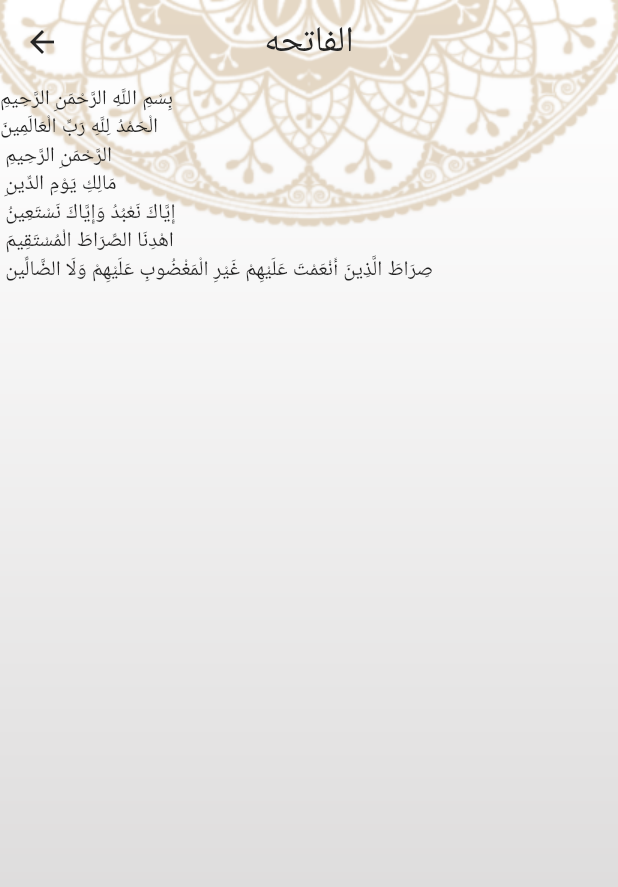
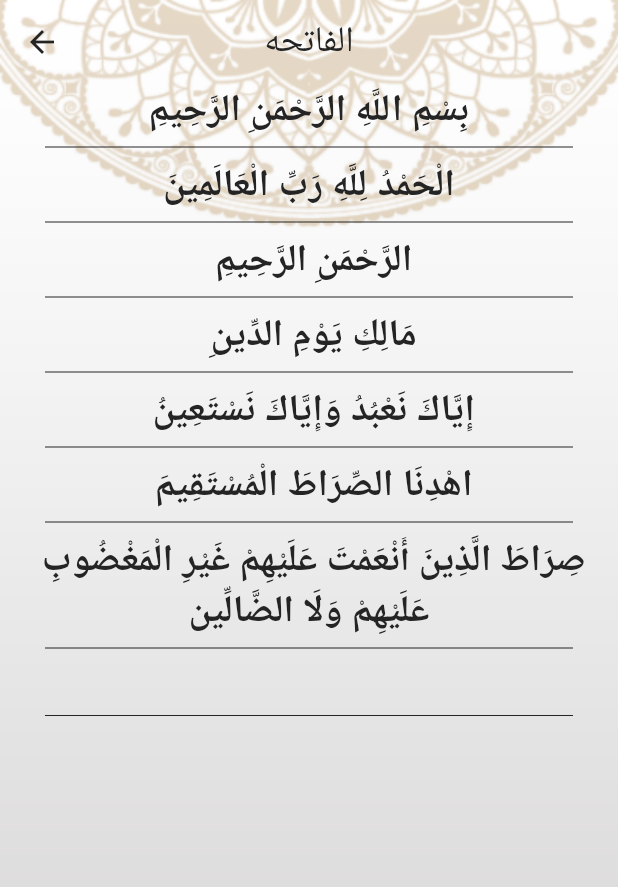
Before and after one commit to alimosaad/islamic_app, a Flutter app: the screen it shows after launch, after a tap on "الفاتحه", on a phone screen of 412 x 824 dp. Shown: the top 887 px of the screen. Run offline on Flutter 3.47's test engine with Material 2 defaults, Android fonts, the phone set to English and light mode, and no system bars.

Commit message:
Add sura ditail files.

```diff
--- /dev/null
+++ b/lib/screens/home/quran/ayaat.dart
@@ -0,0 +1,11 @@
+import 'package:flutter/material.dart';
+
+class AyaItem extends StatelessWidget {
+  String ayat;
+  AyaItem(this.ayat);
+
+  @override
+  Widget build(BuildContext context) {
+    return Text(ayat,style: Theme.of(context).textTheme.titleMedium,textAlign: TextAlign.center,);
+  }
+}
--- a/lib/screens/home/quran/sura__detail.dart
+++ b/lib/screens/home/quran/sura__detail.dart
@@ -1,5 +1,6 @@
 import 'package:flutter/material.dart';
 import 'package:flutter/services.dart';
+import 'package:islami_app/screens/home/quran/ayaat.dart';
 
 import '../../../MyThemeData.dart';
 
@@ -34,10 +35,17 @@ class _SuraDetailState extends State<SuraDetail> {
           ),
         ),
         body:aya.length==0?Center(child: CircularProgressIndicator()):
-        ListView.builder(
+        ListView.separated(
+          separatorBuilder: (c,index){
+            return Divider(
+              color: MyThemeData.BlackColor,
+              indent: 30,
+              endIndent: 30,
+            );
+          },
             itemCount: aya.length,
             itemBuilder: (context, index) {
-              return Text("${aya[index]}");
+              return AyaItem("${aya[index]}");
             }),
       ),
     );
```
